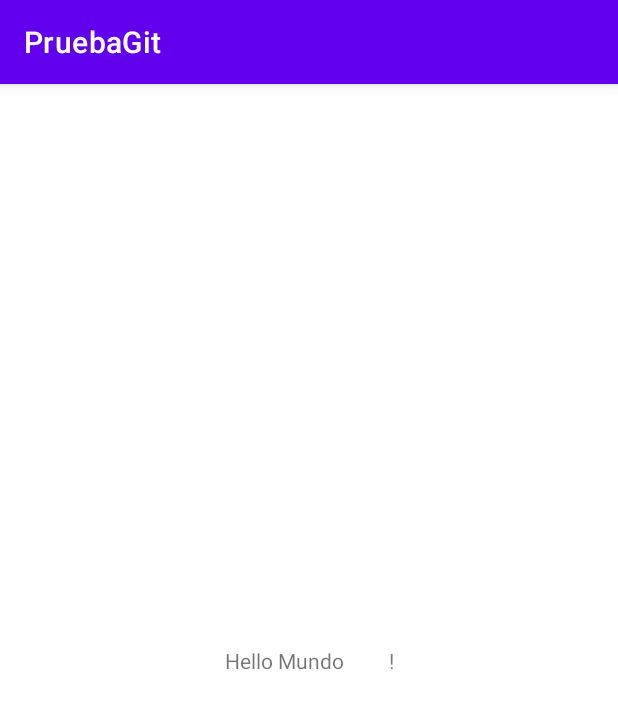
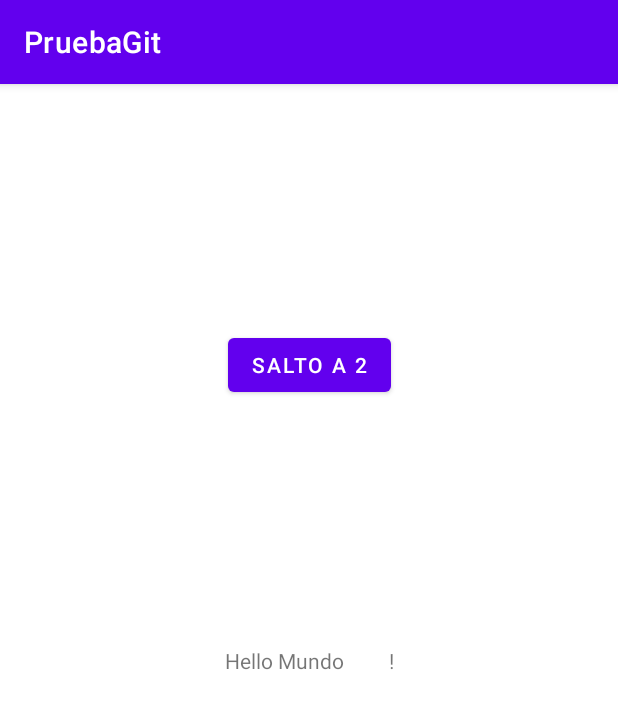
Before and after one commit to JesusFuerte/PruebaGit, an Android app: the screen it shows after launch (MainActivity), on a phone screen of 412 x 824 dp. Shown: the top 709 px of the screen. Run offline under Robolectric (Android 15) with nearby library versions, the phone set to English and light mode, and no system bars.

Commit message:
Salto de primera activity a segunda

```diff
--- a/app/src/main/java/com/example/pruebagit/MainActivity.kt
+++ b/app/src/main/java/com/example/pruebagit/MainActivity.kt
@@ -1,11 +1,17 @@
 package com.example.pruebagit
 
+import android.content.Intent
 import androidx.appcompat.app.AppCompatActivity
 import android.os.Bundle
+import android.view.View
 
 class MainActivity : AppCompatActivity() {
     override fun onCreate(savedInstanceState: Bundle?) {
         super.onCreate(savedInstanceState)
         setContentView(R.layout.activity_main)
     }
+    fun salto (view: View) {
+        val saltar = Intent(this, SegundaActivity::class.java)
+        this.startActivity(saltar)
+    }
 }
--- a/app/src/main/res/layout/activity_main.xml
+++ b/app/src/main/res/layout/activity_main.xml
@@ -7,6 +7,7 @@
     tools:context=".MainActivity">
 
     <TextView
+        android:id="@+id/textView"
         android:layout_width="wrap_content"
         android:layout_height="wrap_content"
         android:text="Hello Mundo
@@ -16,4 +17,15 @@
         app:layout_constraintRight_toRightOf="parent"
         app:layout_constraintTop_toTopOf="parent" />
 
+    <Button
+        android:id="@+id/button"
+        android:layout_width="wrap_content"
+        android:layout_height="wrap_content"
+        android:onClick="salto"
+        android:text="Salto a 2"
+        app:layout_constraintBottom_toTopOf="@+id/textView"
+        app:layout_constraintEnd_toEndOf="parent"
+        app:layout_constraintStart_toStartOf="parent"
+        app:layout_constraintTop_toTopOf="parent" />
+
 </androidx.constraintlayout.widget.ConstraintLayout>
```
